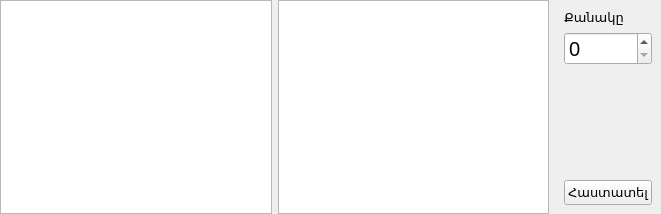
Above: src/storeexplorer.ui from ADCompany/AD-Farm before the change. Below: the same form after it.
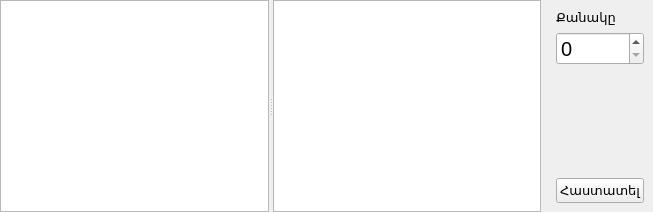
That is the form after the change. Icons and pictures are not drawn.

Commit message: Store Explorer Update and some other fixings

The edit to the form file:
```diff
--- a/src/storeexplorer.ui
+++ b/src/storeexplorer.ui
@@ -6,8 +6,8 @@
    <rect>
     <x>0</x>
     <y>0</y>
-    <width>661</width>
-    <height>214</height>
+    <width>653</width>
+    <height>212</height>
    </rect>
   </property>
   <property name="sizePolicy">
@@ -19,16 +19,17 @@
   <property name="windowTitle">
    <string>Form</string>
   </property>
-  <layout class="QHBoxLayout" name="horizontalLayout_2">
+  <layout class="QHBoxLayout" name="horizontalLayout">
    <property name="margin">
     <number>0</number>
    </property>
    <item>
-    <layout class="QHBoxLayout" name="horizontalLayout">
-     <item>
-      <widget class="QListWidget" name="wdgStoreList"/>
-     </item>
-     <item>
+    <widget class="QSplitter" name="splitter">
+     <property name="orientation">
+      <enum>Qt::Horizontal</enum>
+     </property>
+     <widget class="QListWidget" name="wdgStoreList"/>
+     <widget class="QWidget" name="layoutWidget">
       <layout class="QVBoxLayout" name="vlayItems">
        <item>
         <widget class="QTableView" name="viewContentTable">
@@ -38,8 +39,8 @@
         </widget>
        </item>
       </layout>
-     </item>
-    </layout>
+     </widget>
+    </widget>
    </item>
    <item>
     <widget class="QWidget" name="wdgCount" native="true">
```
The commit also changes 14 other files.
